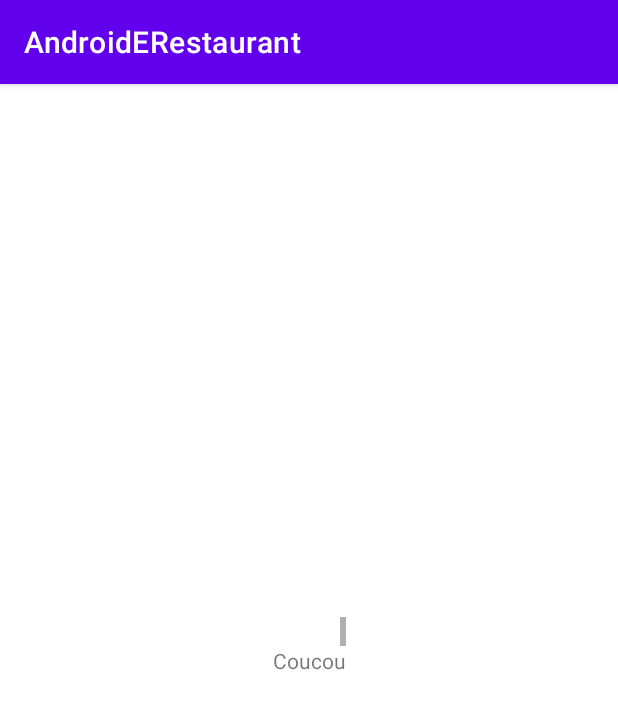
After one commit to Zitoune83/AndroidERestaurant, an Android app: the CategoryActivity screen opened directly, with no data from a screen before it, on a phone screen of 412 x 824 dp. The commit adds this screen. Shown: the top 709 px of the screen. Run offline under Robolectric (Android 15) with nearby library versions, the phone set to English and light mode, and no system bars.

Commit message:
Add recycler view on new CategoryActivity

```diff
--- /dev/null
+++ b/app/src/main/java/Data/Dishe.kt
@@ -0,0 +1,4 @@
+package Data
+
+class Dishe (i: Int = 0){
+}
--- /dev/null
+++ b/app/src/main/java/adapter/DishesAdapter.kt
@@ -0,0 +1,87 @@
+package adapter;
+
+import Data.Dishe
+import android.content.Context
+import android.view.LayoutInflater
+import android.view.View;
+import android.view.ViewGroup
+import android.widget.TextView
+import androidx.recyclerview.widget.RecyclerView
+import fr.isen.bernhard.androiderestaurant.R
+
+public class DishesAdapter(private val context: Context, private val dataDishes:Array<Dishe>):RecyclerView.Adapter<DishesAdapter.DisheViewHolder>() {
+
+        class DisheViewHolder(private val view: View) : RecyclerView.ViewHolder(view) {
+                val textView: TextView = view.findViewById(R.id.textViewDishe)
+        }
+
+
+        override fun onCreateViewHolder(parent: ViewGroup, viewType: Int): DisheViewHolder {
+
+                // create a new view
+                val adapterLayout = LayoutInflater.from(parent.context)
+                        .inflate(R.layout.dishe, parent, false)
+
+                return DisheViewHolder(adapterLayout)
+        }
+
+        override fun getItemCount() = dataDishes.size
+
+
+        //Action sur chaque vue
+        override fun onBindViewHolder(holder: DisheViewHolder, position: Int) {
+
+                val dishe = dataDishes
+                //holder.textView.text =  context.resources.getString(dishe.??)
+                holder.textView.text =  "Coucou"
+        }
+
+
+}
+
+
+
+
+
+
+
+
+
+class CustomAdapter(private val dataSet: Array<String>) :
+        RecyclerView.Adapter<CustomAdapter.ViewHolder>() {
+
+/**
+ * Provide a reference to the type of views that you are using
+ * (custom ViewHolder)
+ */
+class ViewHolder(view:View) : RecyclerView.ViewHolder(view) {
+        val textView: TextView
+
+        init {
+        // Define click listener for the ViewHolder's View
+        textView = view.findViewById(R.id.textViewDishe)
+        }
+        }
+
+        // Create new views (invoked by the layout manager)
+        override fun onCreateViewHolder(viewGroup: ViewGroup, viewType: Int): ViewHolder {
+        // Create a new view, which defines the UI of the list item
+        val view = LayoutInflater.from(viewGroup.context)
+        .inflate(R.layout.dishe, viewGroup, false)
+
+        return ViewHolder(view)
+        }
+
+        // Replace the contents of a view (invoked by the layout manager)
+        override fun onBindViewHolder(viewHolder: ViewHolder, position: Int) {
+
+        // Get element from your dataset at this position and replace the
+        // contents of the view with that element
+        viewHolder.textView.text = dataSet[position]
+        //viewHolder.textView.text = dataSet[0]
+        }
+
+        // Return the size of your dataset (invoked by the layout manager)
+        override fun getItemCount() = dataSet.size
+
+        }
--- /dev/null
+++ b/app/src/main/java/fr/isen/bernhard/androiderestaurant/CategoryActivity.kt
@@ -0,0 +1,54 @@
+package fr.isen.bernhard.androiderestaurant
+
+import Data.Dishe
+import adapter.DishesAdapter
+import android.os.Bundle
+import android.os.PersistableBundle
+import android.util.Log
+import androidx.appcompat.app.AppCompatActivity
+import androidx.recyclerview.widget.RecyclerView
+import fr.isen.bernhard.androiderestaurant.databinding.ActivityCategoryBinding
+
+class CategoryActivity: AppCompatActivity() {
+
+    private val tag = "CategoryActivity"
+    private lateinit var binding: ActivityCategoryBinding
+
+
+    override fun onCreate(savedInstanceState: Bundle?) {
+        super.onCreate(savedInstanceState)
+        binding = ActivityCategoryBinding.inflate(layoutInflater)
+        val view = binding.root
+        setContentView(view)
+
+
+
+
+        val myDataset: Array<Dishe> = arrayOf( Dishe(),Dishe(),Dishe() )
+
+
+        val recyclerView = findViewById<RecyclerView>(R.id.recyclerView)
+        recyclerView.adapter = DishesAdapter(this, myDataset)
+
+        // Use this setting to improve performance if you know that changes
+        // in content do not change the layout size of the RecyclerView
+        recyclerView.setHasFixedSize(true)
+
+
+
+
+
+
+
+
+
+
+    }
+
+
+    override fun onDestroy(){
+        super.onDestroy()
+        Log.d(tag,"$tag destroyed")
+    }
+
+}
--- /dev/null
+++ b/app/src/main/res/layout/activity_category.xml
@@ -0,0 +1,18 @@
+<?xml version="1.0" encoding="utf-8"?>
+<androidx.constraintlayout.widget.ConstraintLayout xmlns:android="http://schemas.android.com/apk/res/android"
+    xmlns:app="http://schemas.android.com/apk/res-auto"
+    xmlns:tools="http://schemas.android.com/tools"
+    android:layout_width="match_parent"
+    android:layout_height="match_parent">
+
+    <androidx.recyclerview.widget.RecyclerView
+        android:id="@+id/recyclerView"
+        android:layout_width="wrap_content"
+        android:layout_height="wrap_content"
+        android:scrollbars="vertical"
+        app:layoutManager="LinearLayoutManager"
+        app:layout_constraintBottom_toBottomOf="parent"
+        app:layout_constraintEnd_toEndOf="parent"
+        app:layout_constraintStart_toStartOf="parent"
+        app:layout_constraintTop_toTopOf="parent" />
+</androidx.constraintlayout.widget.ConstraintLayout>
--- /dev/null
+++ b/app/src/main/res/layout/dishe.xml
@@ -0,0 +1,17 @@
+<?xml version="1.0" encoding="utf-8"?>
+<androidx.constraintlayout.widget.ConstraintLayout xmlns:android="http://schemas.android.com/apk/res/android"
+    xmlns:app="http://schemas.android.com/apk/res-auto"
+    xmlns:tools="http://schemas.android.com/tools"
+    android:layout_width="match_parent"
+    android:layout_height="match_parent">
+
+    <TextView
+        android:id="@+id/textViewDishe"
+        android:layout_width="wrap_content"
+        android:layout_height="wrap_content"
+        android:text="Melon"
+        app:layout_constraintBottom_toBottomOf="parent"
+        app:layout_constraintEnd_toEndOf="parent"
+        app:layout_constraintStart_toStartOf="parent"
+        app:layout_constraintTop_toTopOf="parent" />
+</androidx.constraintlayout.widget.ConstraintLayout>
```
Also changed, not shown: app/src/main/AndroidManifest.xml (+7 -0 lines), app/src/main/java/fr/isen/bernhard/androiderestaurant/HomeActivity.kt (+28 -6 lines).
